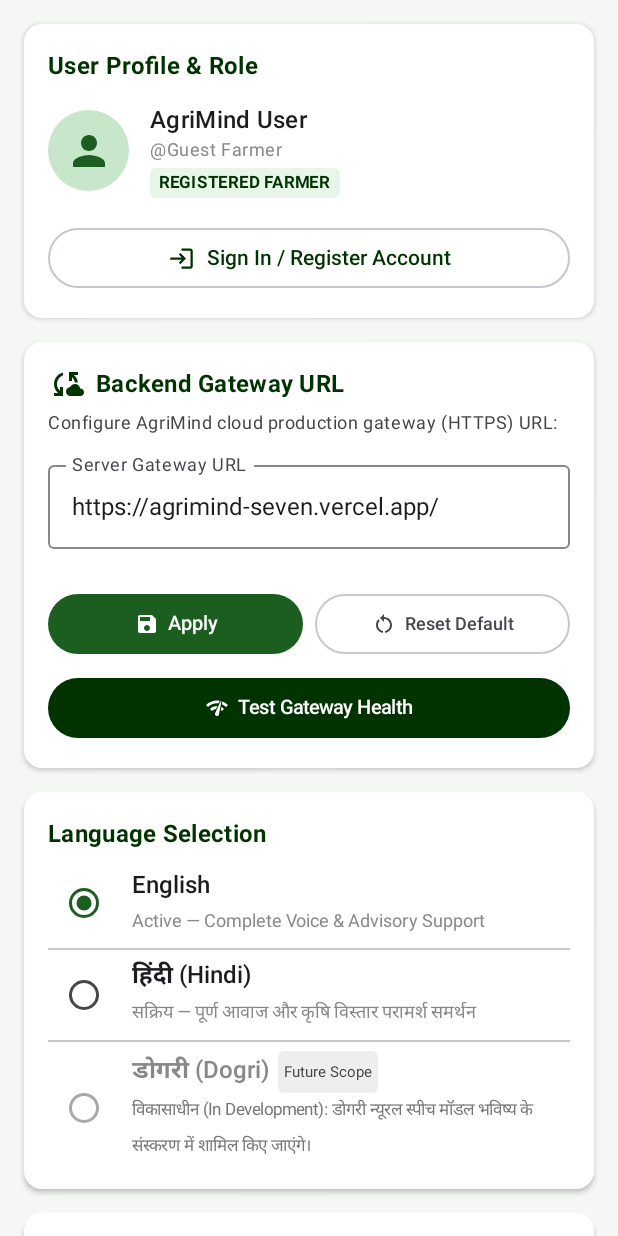
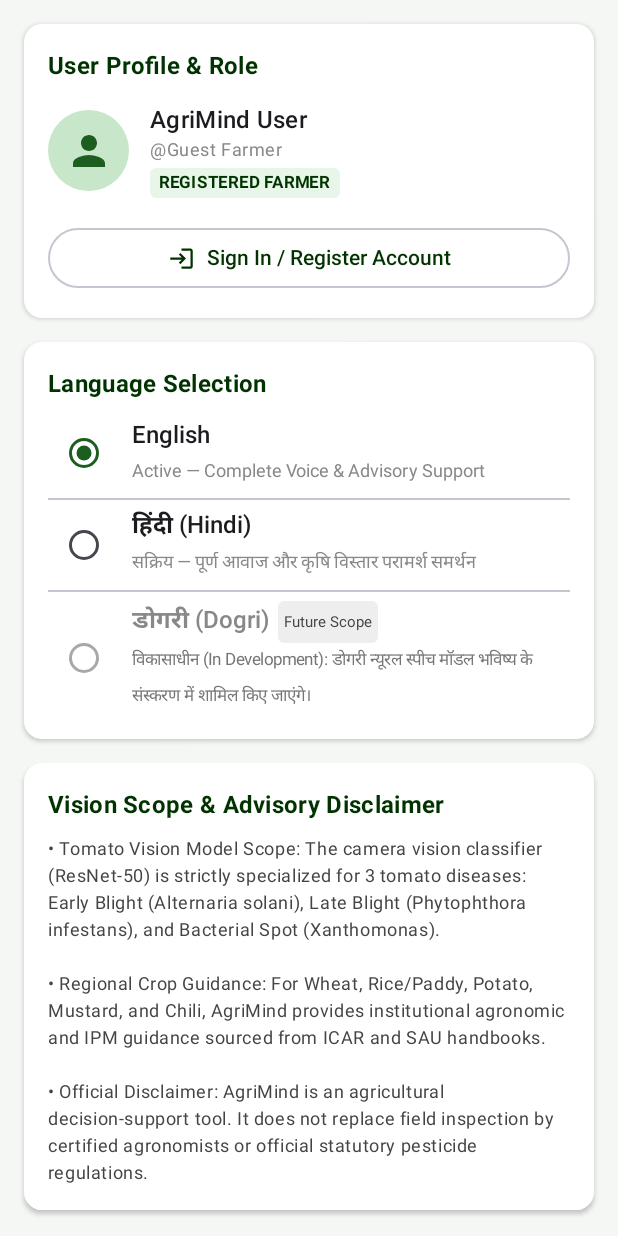
Before and after one commit to JaskiratKourA3-29/AgriMind, an Android app built with Jetpack Compose: the composable SettingsScreen shown on its own in the app's theme, on a phone screen of 412 x 824 dp. Run offline under Robolectric (Android 15) with nearby library versions, the phone set to English and light mode, and no system bars; network calls fail.

Commit message:
fix(ui): restrict backend gateway URL visibility to project owner and admin

```diff
--- a/android/app/src/main/java/com/agrimind/app/ui/screens/SettingsScreen.kt
+++ b/android/app/src/main/java/com/agrimind/app/ui/screens/SettingsScreen.kt
@@ -168,7 +168,14 @@ fun SettingsScreen(
             }
         }
 
-        // 2. Backend Gateway & Server Configuration Card
+        val isOwnerOrAdmin = uiState.isLoggedIn && (
+            uiState.role.equals("owner", ignoreCase = true) ||
+            uiState.role.equals("admin", ignoreCase = true) ||
+            uiState.role.equals("sub_owner", ignoreCase = true)
+        )
+
+        // 2. Backend Gateway & Server Configuration Card (Visible exclusively to Project Owner & Administrators)
+        if (isOwnerOrAdmin) {
             Card(
                 shape = RoundedCornerShape(12.dp),
                 colors = CardDefaults.cardColors(containerColor = Color.White),
@@ -295,6 +302,7 @@ fun SettingsScreen(
                                     style = MaterialTheme.typography.bodySmall,
                                     color = if (uiState.gatewayTestSuccess == true) ForestGreenDark else Color(0xFFC62828)
                                 )
+                            }
                         }
                     }
                 }
@@ -488,7 +496,7 @@ fun SettingsScreen(
                 color = ForestGreenDark
             )
             Text(
-                text = "FastAPI Backend + ChromaDB (63 chunks) + Jetpack Compose Android",
+                text = "FastAPI Backend + ChromaDB (91 chunks) + Jetpack Compose Android",
                 style = MaterialTheme.typography.labelSmall,
                 color = Color.Gray
             )
```
Lines whose indentation alone changed are shown as unchanged.
